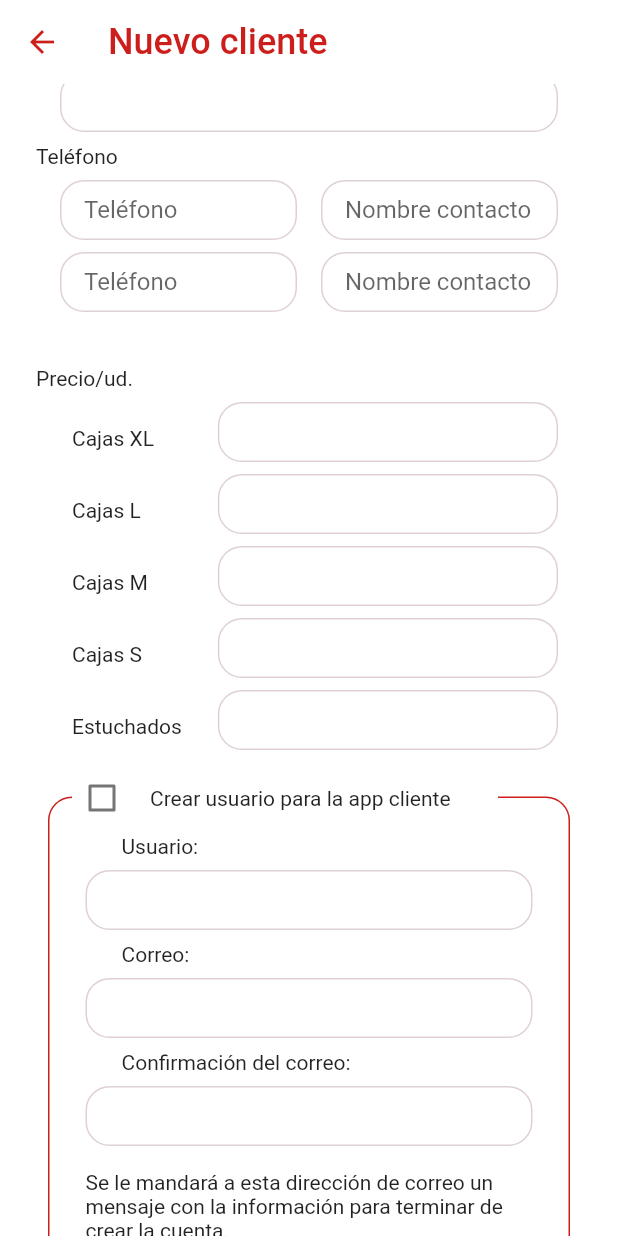
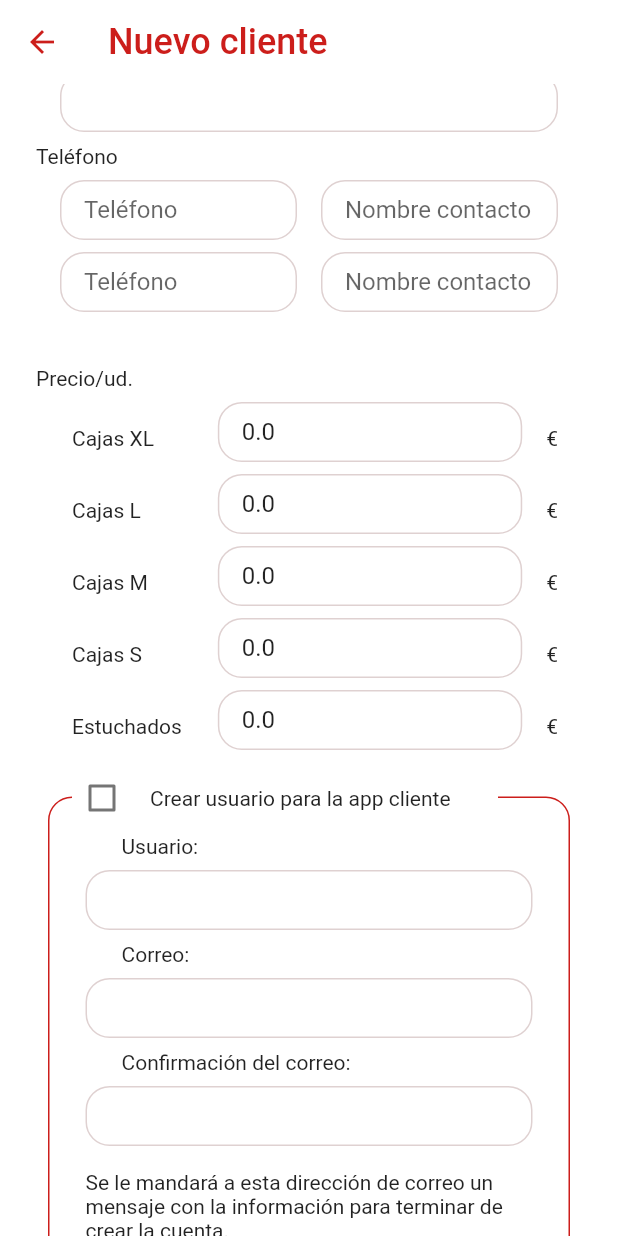
Before and after one commit to AlcaideMarina/tfg_app_interna_flutter, a Flutter app: the NewClientPage screen opened directly with empty values, scrolled down 576 dp, on a phone screen of 412 x 824 dp. Run offline on Flutter 3.47's test engine with Material 2 defaults, Android fonts, the phone set to English and light mode, and no system bars; our stand-ins replace cloud_firestore, firebase_auth, firebase_core; accounts and stored records are empty.

Commit message:
feat: Add products provier in new client page

```diff
--- a/lib/screens/users_and_clients/new_client_page.dart
+++ b/lib/screens/users_and_clients/new_client_page.dart
@@ -11,9 +11,12 @@ import 'package:hueveria_nieto_interna/custom/custom_colors.dart';
 import 'package:hueveria_nieto_interna/custom/custom_sizes.dart';
 import 'package:hueveria_nieto_interna/model/client_model.dart';
 import 'package:hueveria_nieto_interna/values/strings_translation.dart';
+import 'package:provider/provider.dart';
 import 'dart:developer' as developer;
 
 import '../../model/current_user_model.dart';
+import '../../services/products_services.dart';
+import '../loading_page.dart';
 
 // TODO: Cuidado - todo esta clase está hardcodeada
 // TODO: Intentar reducir código
@@ -90,6 +93,11 @@ class _NewClientPageState extends State<NewClientPage> {
     final double _width = MediaQuery.of(context).size.width;
     final double _height = MediaQuery.of(context).size.height;
 
+    final productsService = Provider.of<ProductsService>(context);
+
+    if (productsService.isLoading) return const LoadingPage();
+
+    prices = productsService.products;
     // TODO: Calcular ID
     id = '000001';
 
@@ -216,7 +224,7 @@ class _NewClientPageState extends State<NewClientPage> {
         getComponentTableForm(
             'Precio/ud.',
             getPricePerUnitTableRow(),
-            columnWidhts: {0: const IntrinsicColumnWidth()}),
+            columnWidhts: {0: const IntrinsicColumnWidth(), 2: const IntrinsicColumnWidth()}),
         getClientUserContainerComponent(),
       ],
     );
@@ -361,6 +369,7 @@ class _NewClientPageState extends State<NewClientPage> {
           height: 40,
           margin: EdgeInsets.only(left: 8, right: 16, bottom: bottomMargin),
           child: HNComponentTextInput(
+            initialValue: prices[key] != null ? prices[key].toString() : '0.0',
             contentPadding:
                 const EdgeInsets.symmetric(horizontal: 16.0, vertical: 8.0),
             textInputType: const TextInputType.numberWithOptions(),
@@ -369,6 +378,9 @@ class _NewClientPageState extends State<NewClientPage> {
             },
           ),
         ),
+        Container(
+          margin: const EdgeInsets.only(right: 16),
+          child: const Text('€'),)
       ]));
 
       cont ++;
```
Also changed, not shown: lib/flutterfire/flutterfire.dart (+8 -4 lines), lib/model/products_model.dart (added, +59 -0 lines), lib/screens/loading_page.dart (added, +17 -0 lines).
